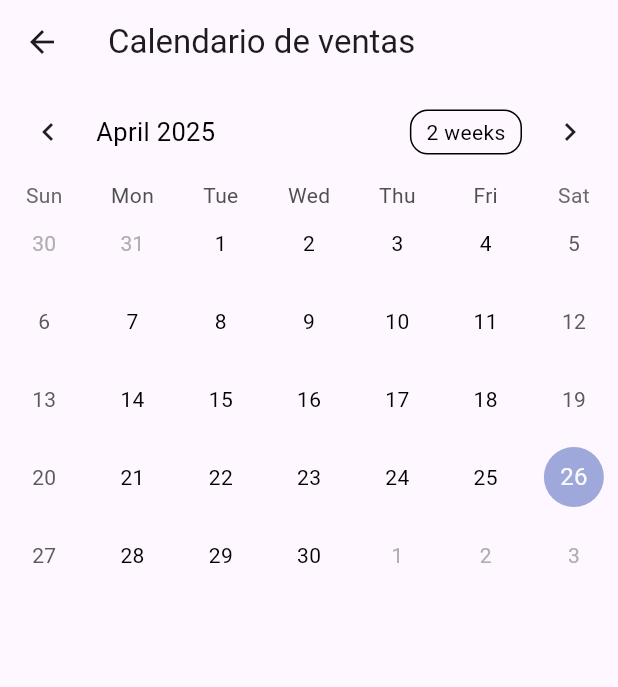
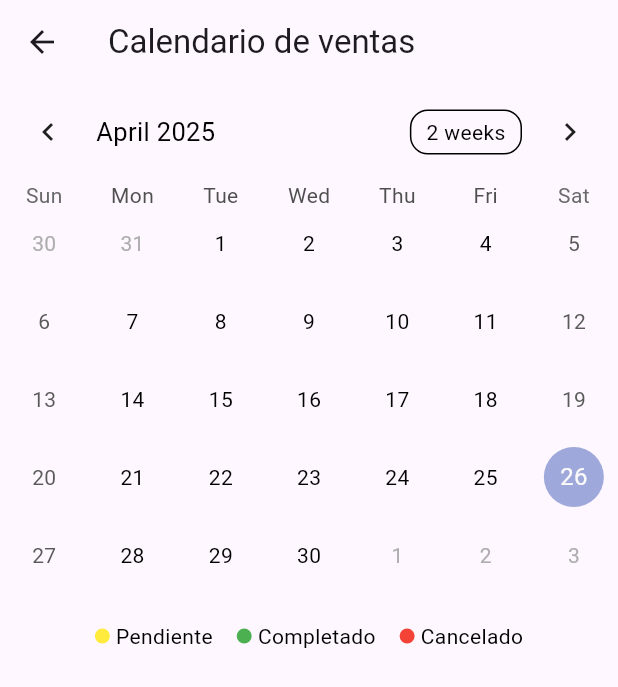
Before and after one commit to agus022/demo1_flutter, a Flutter app: the CalendarServices screen opened by its route, on a phone screen of 412 x 824 dp. Shown: the top 687 px of the screen. Run offline on Flutter 3.47's test engine with Material 3 defaults, Android fonts, the phone set to English and light mode, and no system bars; drawn by our look-alikes of table_calendar; our stand-ins replace another_flutter_splash_screen, cloud_firestore, dio, firebase_auth, firebase_core, flutter_rating and 7 more; missing offline and left inert: adaptive_action_sheet, art_sweetalert, dark_light_button; accounts and stored records are empty; generated files the repository leaves out were written again; Roboto replaces fonts that are missing (Ligh Theme Font).

Commit message:
modallist-calendar

```diff
--- a/lib/screens/calendar_services.dart
+++ b/lib/screens/calendar_services.dart
@@ -24,7 +24,7 @@ class _CalendarServicesState extends State<CalendarServices> {
   DateTime.utc(date.year, date.month, date.day);
 
   void _loadEventos() async {
-    final eventos = await storeFirebase.getEventosPorFecha();
+    final eventos = await storeFirebase.getEventosCalendar();
     setState(() {
       eventosPorFecha = eventos;
     });
@@ -35,6 +35,22 @@ class _CalendarServicesState extends State<CalendarServices> {
     super.initState();
     _loadEventos();
   }
+  Widget _IndicatorPoint(Color color, String label) {
+  return Row(
+    children: [
+      Container(
+        width: 10,
+        height: 10,
+        decoration: BoxDecoration(
+          color: color,
+          shape: BoxShape.circle,
+        ),
+      ),
+      const SizedBox(width: 4),
+      Text(label, style: TextStyle(fontSize: 14, color: Colors.black)),
+    ],
+  );
+}
 
   @override
   Widget build(BuildContext context) {
@@ -59,7 +75,8 @@ class _CalendarServicesState extends State<CalendarServices> {
               showCupertinoModalBottomSheet(
                 context: context,
                 expand: true,
-                builder: (context) => ModalCalendar(date: selectedDay)
+                useRootNavigator: true,
+                builder: (context) => ModalCalendar(date: selectedDay, storeFirebase: storeFirebase,)
               );
             },
             calendarBuilders: CalendarBuilders(
@@ -101,7 +118,22 @@ class _CalendarServicesState extends State<CalendarServices> {
               }
             ),
 
+          ),
+          SizedBox(height: 10,),
+          Padding(
+            padding: EdgeInsets.symmetric(horizontal: 16, vertical: 8),
+            child: Row(
+              mainAxisAlignment: MainAxisAlignment.center,
+              children: [
+                _IndicatorPoint(Colors.yellow, 'Pendiente'),
+                const SizedBox(width: 16),
+                _IndicatorPoint(Colors.green, 'Completado'),
+                const SizedBox(width: 16),
+                _IndicatorPoint(Colors.red, 'Cancelado'),
+              ],
+            ),
           )
+
         ],
       ),
     );
```
Also changed, not shown: lib/firebase/store_firebase.dart (+13 -1 lines), lib/views/item_modal_calendar_services.dart (+84 -2 lines).
